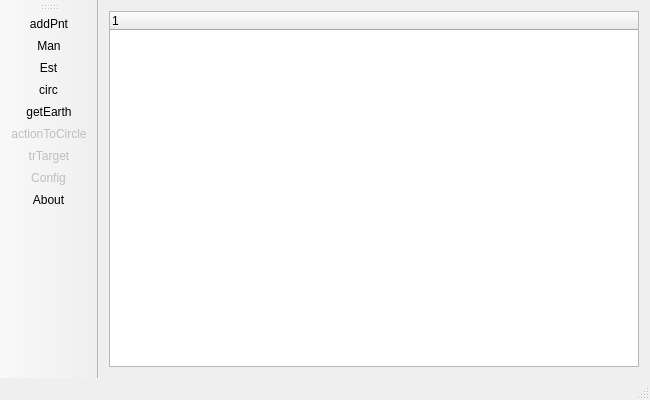
Before: the Qt Designer form qtkamal.ui in cragapito/qtkamal, drawn with Qt 5.
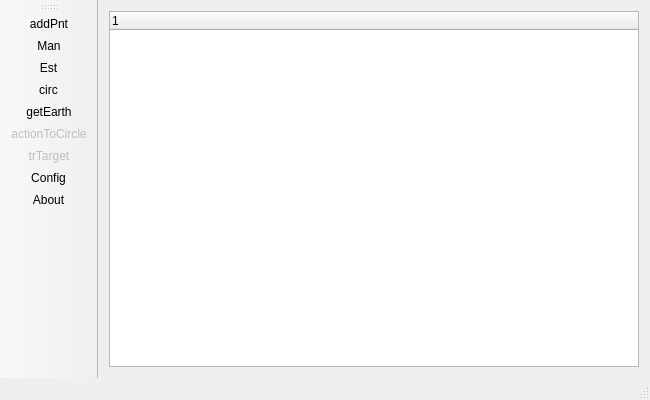
After: the same form once the commit is applied. Icons and pictures are not drawn. Custom widgets are drawn as their Qt base class.

What changed in the file:
```diff
--- a/qtkamal.ui
+++ b/qtkamal.ui
@@ -265,7 +265,7 @@
   </action>
   <action name="actionConfig">
    <property name="enabled">
-    <bool>false</bool>
+    <bool>true</bool>
    </property>
    <property name="icon">
     <iconset resource="res.qrc">
```
